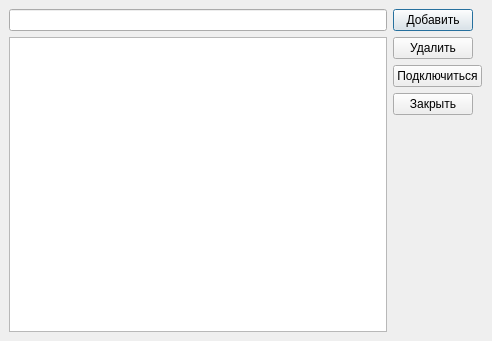
Old version of the form dialog.ui in the repository WTFTrick/TestMutomo.
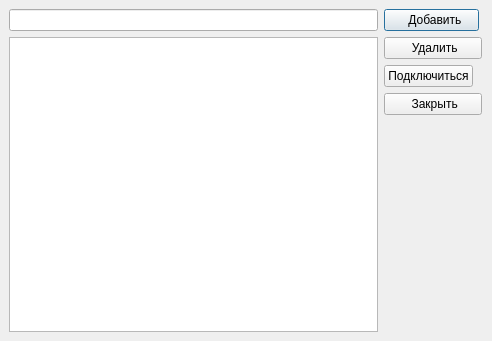
New version of the form.

Patch:
```diff
--- a/dialog.ui
+++ b/dialog.ui
@@ -85,7 +85,7 @@
             <bool>false</bool>
            </property>
            <property name="text">
-            <string>Добавить</string>
+            <string>      Добавить    </string>
            </property>
            <property name="default">
             <bool>false</bool>
@@ -104,7 +104,7 @@
             </sizepolicy>
            </property>
            <property name="text">
-            <string>Удалить</string>
+            <string>       Удалить      </string>
            </property>
           </widget>
          </item>
@@ -154,7 +154,7 @@
             </size>
            </property>
            <property name="text">
-            <string>Закрыть</string>
+            <string>       Закрыть      </string>
            </property>
           </widget>
          </item>
```
